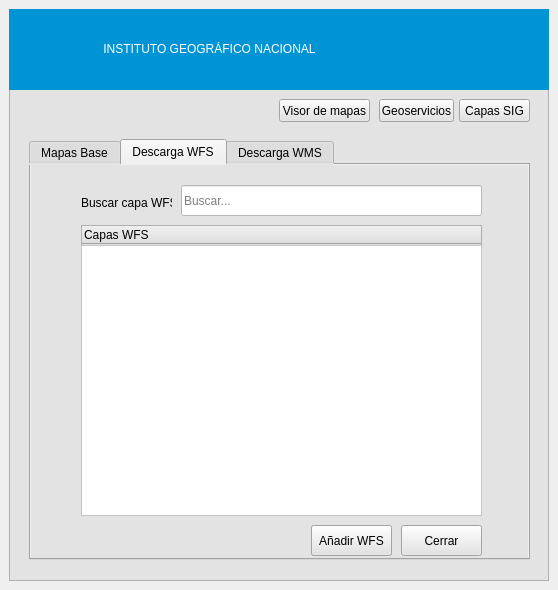
The window that ign_plugin/mapas_base_dockwidget_base.ui (etengler/complementoQgis_v1) describes before a commit, drawn with Qt 5.
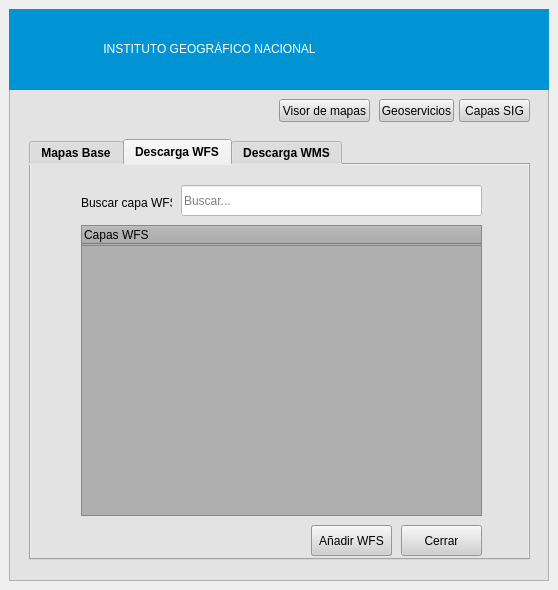
The same window after the commit. The open tabs and pages were chosen to show the change.

The edit to the form file:
```diff
--- a/ign_plugin/mapas_base_dockwidget_base.ui
+++ b/ign_plugin/mapas_base_dockwidget_base.ui
@@ -16,6 +16,9 @@
   <property name="autoFillBackground">
    <bool>true</bool>
   </property>
+  <property name="styleSheet">
+   <string notr="true">color: rgb(0, 0, 0);</string>
+  </property>
   <property name="windowTitle">
    <string>IGN Plugin</string>
   </property>
@@ -44,6 +47,9 @@
    <property name="autoFillBackground">
     <bool>true</bool>
    </property>
+   <property name="styleSheet">
+    <string notr="true">color: rgb(0, 0, 0);</string>
+   </property>
    <layout class="QGridLayout" name="gridLayout">
     <item row="0" column="1">
      <widget class="QFrame" name="frame">
@@ -61,6 +67,7 @@
       </property>
       <property name="styleSheet">
        <string notr="true">background-color: rgb(227, 227, 227);
+color: rgb(0, 0, 0);
 </string>
       </property>
       <property name="frameShape">
@@ -140,6 +147,15 @@
          <height>421</height>
         </rect>
        </property>
+       <property name="font">
+        <font>
+         <weight>75</weight>
+         <italic>false</italic>
+         <bold>true</bold>
+         <underline>false</underline>
+         <stylestrategy>PreferDefault</stylestrategy>
+        </font>
+       </property>
        <property name="cursor">
         <cursorShape>ArrowCursor</cursorShape>
        </property>
@@ -147,7 +163,10 @@
         <bool>false</bool>
        </property>
        <property name="styleSheet">
-        <string notr="true">background-color: rgb(227, 227, 227);</string>
+        <string notr="true">background-color: rgb(227, 227, 227);
+color: rgb(0, 0, 0);
+
+</string>
        </property>
        <property name="currentIndex">
         <number>0</number>
@@ -161,6 +180,15 @@
        <property name="elideMode">
         <enum>Qt::ElideMiddle</enum>
        </property>
+       <property name="documentMode">
+        <bool>false</bool>
+       </property>
+       <property name="tabsClosable">
+        <bool>false</bool>
+       </property>
+       <property name="movable">
+        <bool>false</bool>
+       </property>
        <property name="tabBarAutoHide">
         <bool>true</bool>
        </property>
@@ -492,6 +520,9 @@
         </widget>
        </widget>
        <widget class="QWidget" name="tab_3">
+        <property name="styleSheet">
+         <string notr="true">color: rgb(0, 0, 0);</string>
+        </property>
         <attribute name="title">
          <string>Descarga WFS</string>
         </attribute>
@@ -513,6 +544,9 @@
          <property name="autoFillBackground">
           <bool>false</bool>
          </property>
+         <property name="styleSheet">
+          <string notr="true">color: rgb(0, 0, 0);</string>
+         </property>
          <widget class="QLabel" name="label_7">
           <property name="geometry">
            <rect>
@@ -591,6 +625,9 @@
             <height>31</height>
            </rect>
           </property>
+          <property name="styleSheet">
+           <string notr="true">background-color: rgb(208, 208, 208);</string>
+          </property>
           <property name="text">
            <string>Añadir WFS</string>
           </property>
@@ -611,7 +648,13 @@
            </sizepolicy>
           </property>
           <property name="autoFillBackground">
-           <bool>false</bool>
+           <bool>true</bool>
+          </property>
+          <property name="styleSheet">
+           <string notr="true">color: rgb(0, 0, 0);
+background-color: rgb(175, 175, 175);
+selection-background-color: rgb(0, 148, 212);
+</string>
           </property>
           <column>
            <property name="text">
@@ -619,9 +662,9 @@
            </property>
            <property name="background">
             <color>
-             <red>227</red>
-             <green>227</green>
-             <blue>227</blue>
+             <red>255</red>
+             <green>255</green>
+             <blue>255</blue>
             </color>
            </property>
           </column>
@@ -650,7 +693,8 @@
            <bool>true</bool>
           </property>
           <property name="styleSheet">
-           <string notr="true">background-color: rgb(255, 255, 255);</string>
+           <string notr="true">color: rgb(0, 0, 0);
+background-color: rgb(175, 175, 175);</string>
           </property>
          </widget>
          <widget class="QPushButton" name="pushButton_WFS">
@@ -662,6 +706,9 @@
             <height>31</height>
            </rect>
           </property>
+          <property name="styleSheet">
+           <string notr="true">background-color: rgb(208, 208, 208);</string>
+          </property>
           <property name="text">
            <string>Añadir WFS</string>
           </property>
@@ -678,6 +725,9 @@
           <property name="cursor">
            <cursorShape>PointingHandCursor</cursorShape>
           </property>
+          <property name="styleSheet">
+           <string notr="true">background-color: rgb(208, 208, 208);</string>
+          </property>
           <property name="text">
            <string>Cerrar</string>
           </property>
@@ -902,7 +952,7 @@
         <bool>false</bool>
        </property>
        <property name="styleSheet">
-        <string notr="true">color: rgb(0, 0, 0);</string>
+        <string notr="true">background-color: rgb(208, 208, 208);</string>
        </property>
        <property name="text">
         <string>Visor de mapas</string>
@@ -929,6 +979,9 @@
        <property name="autoFillBackground">
         <bool>false</bool>
        </property>
+       <property name="styleSheet">
+        <string notr="true">background-color: rgb(208, 208, 208);</string>
+       </property>
        <property name="text">
         <string>Geoservicios</string>
        </property>
@@ -976,6 +1029,9 @@
        <property name="autoFillBackground">
         <bool>false</bool>
        </property>
+       <property name="styleSheet">
+        <string notr="true">background-color: rgb(208, 208, 208);</string>
+       </property>
        <property name="text">
         <string>Capas SIG</string>
        </property>
@@ -992,7 +1048,6 @@
    </layout>
   </widget>
  </widget>
- <layoutdefault spacing="6" margin="9"/>
  <tabstops>
   <tabstop>tabWidget</tabstop>
   <tabstop>radioButton_1</tabstop>
```
Left out of the diff: 65 changed lines with no effect on the pictures.
